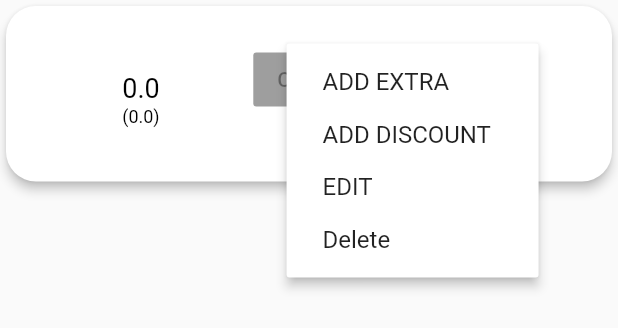
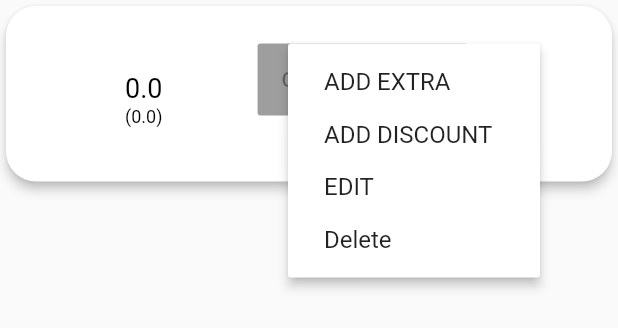
Before and after one commit to ShalevNehorai/mealPaymantCulculator, a Flutter app: the MealRow widget shown alone on an empty page, opened directly with empty values, after a tap on the "more vert" icon, on a phone screen of 412 x 824 dp. Shown: the top 328 px of the screen. Run offline on Flutter 3.47's test engine with Material 2 defaults, Android fonts, the phone set to English and light mode, and no system bars; our stand-ins replace fluttertoast, shimmer, sqflite; missing offline and left inert: flutter_animated_dialog, number_inc_dec; accounts and stored records are empty.

Commit message:
change icon

```diff
--- a/lib/meal_row.dart
+++ b/lib/meal_row.dart
@@ -90,10 +90,11 @@ class _MealRowState extends State<MealRow> {
                   ),
                 ),
               ),
-              Flexible(
-                fit: FlexFit.loose,
-                child: RaisedButton(
+              RaisedButton(
+                child: Padding(
+                  padding: const EdgeInsets.symmetric(vertical: 16.0),
                   child: Text(CustomLocalization.of(context).chooseEaters.toUpperCase()),
+                ),
                 onPressed: widget.diners == null? null : () {
                   showAnimatedDialog(
                     context: context,
@@ -104,7 +105,6 @@ class _MealRowState extends State<MealRow> {
                     },
                   ).then((value) => setState((){}));
                 },
-                ),
               ),
               PopupMenuButton(
                 onSelected: (value) {
```
Also changed, not shown: pubspec.yaml (+7 -0 lines), icons/icon.png (added), icons/icon10.png (added), icons/icon2.png (added), icons/icon3.png (added), icons/icon5.png (added), icons/icon6.png (added), icons/icon8.png (added), pubspec.lock, 27 other files. Lines whose indentation alone changed are shown as unchanged.
